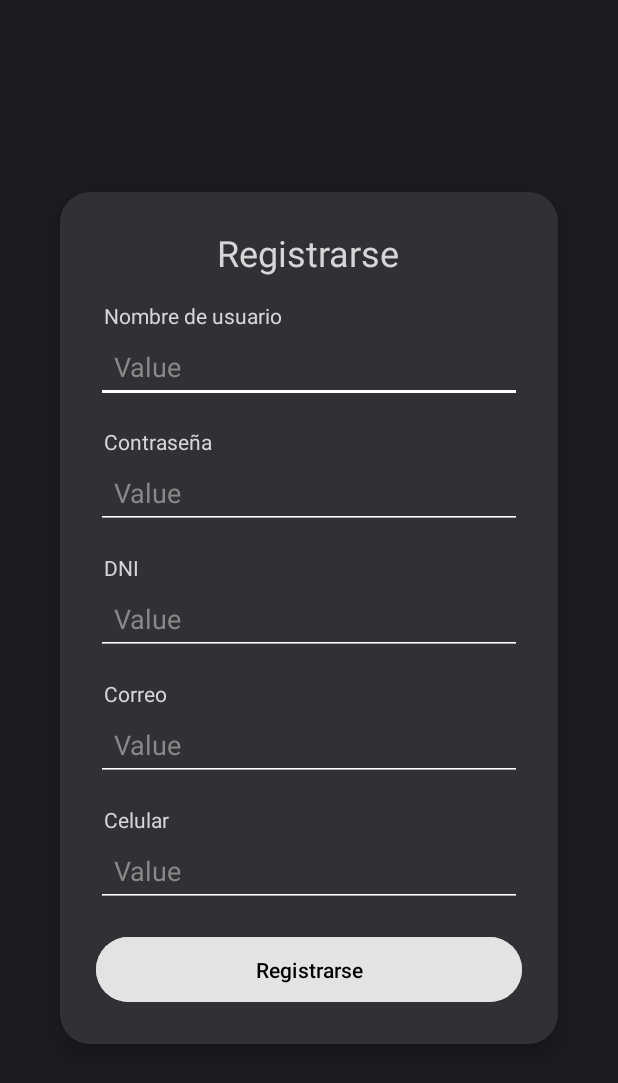
After one commit to YeicotJJ/HackatonComercio2024, an Android app: the SingUp screen opened directly, with no data from a screen before it, on a phone screen of 412 x 824 dp. The commit adds this screen. Shown: the top 1083 px of the screen. Run offline under Robolectric (Android 15) with nearby library versions, the phone set to English and light mode, and no system bars; 1 statement that could not run was skipped.

Commit message:
Squashed commit of the following:
commit a8492b68739c84e29654c6e3f259c81689428608
Author: Sebastian Sánchez <117509425+Minorey@users.noreply.github.com>
Date:   Sun Nov 10 04:18:21 2024 -0500

    SingUp

commit abafc02a3372ee88ec987d039cf0119900b07f11
Author: Sebastian Sánchez <117509425+Minorey@users.noreply.github.com>
Date:   Sun Nov 10 03:48:17 2024 -0500

    hackaton

commit e36a49b1b3e83976e6f68e4f16752331105b59d9
Author: Sebastian Sánchez <117509425+Minorey@users.noreply.github.com>
Date:   Sun Nov 10 03:41:09 2024 -0500

    login create branch

```diff
--- /dev/null
+++ b/app/src/main/java/com/piurahack/chaskiapp/SingUp.kt
@@ -0,0 +1,20 @@
+package com.piurahack.chaskiapp
+
+import android.os.Bundle
+import androidx.activity.enableEdgeToEdge
+import androidx.appcompat.app.AppCompatActivity
+import androidx.core.view.ViewCompat
+import androidx.core.view.WindowInsetsCompat
+
+class SingUp : AppCompatActivity() {
+    override fun onCreate(savedInstanceState: Bundle?) {
+        super.onCreate(savedInstanceState)
+        enableEdgeToEdge()
+        setContentView(R.layout.activity_sing_up)
+        ViewCompat.setOnApplyWindowInsetsListener(findViewById(R.id.main)) { v, insets ->
+            val systemBars = insets.getInsets(WindowInsetsCompat.Type.systemBars())
+            v.setPadding(systemBars.left, systemBars.top, systemBars.right, systemBars.bottom)
+            insets
+        }
+    }
+}
--- /dev/null
+++ b/app/src/main/res/drawable/card.xml
@@ -0,0 +1,5 @@
+<?xml version="1.0" encoding="utf-8"?>
+<shape xmlns:android="http://schemas.android.com/apk/res/android">
+    <solid android:color="@color/surface"/>
+    <corners android:radius="20dp"/>
+</shape>
--- /dev/null
+++ b/app/src/main/res/layout/activity_sing_up.xml
@@ -0,0 +1,147 @@
+<?xml version="1.0" encoding="utf-8"?>
+<LinearLayout xmlns:android="http://schemas.android.com/apk/res/android"
+    android:layout_width="match_parent"
+    android:layout_height="match_parent"
+    xmlns:tools="http://schemas.android.com/tools"
+    android:background="@color/background"
+    android:gravity="center"
+    android:orientation="vertical"
+    android:padding="24dp"
+    tools:context=".SingUp">
+
+    <LinearLayout
+        android:layout_width="match_parent"
+        android:layout_height="wrap_content"
+        android:layout_gravity="center"
+        android:layout_margin="16dp"
+        android:background="@drawable/card"
+        android:elevation="8dp"
+        android:gravity="center"
+        android:orientation="vertical"
+        android:padding="24dp">
+
+        <TextView
+            android:layout_width="wrap_content"
+            android:layout_height="wrap_content"
+            android:layout_gravity="center"
+            android:paddingBottom="16dp"
+            android:text="Registrarse"
+            android:textColor="@color/white"
+            android:textSize="24sp" />
+        <!--Nombre de Usuario-->
+        <TextView
+            android:layout_width="wrap_content"
+            android:layout_height="wrap_content"
+            android:layout_gravity="start"
+            android:paddingStart="5dp"
+            android:text="Nombre de usuario"
+            android:textColor="@color/white"
+            android:textSize="14sp" />
+
+        <EditText
+            android:layout_width="match_parent"
+            android:layout_height="wrap_content"
+            android:backgroundTint="#FFFFFF"
+            android:hint="Value"
+            android:inputType="number"
+            android:padding="12dp"
+            android:textColor="#FFFFFF"
+            android:textColorHint="#888888" />
+
+        <!--Contraseña-->
+        <TextView
+            android:layout_marginTop="16dp"
+            android:layout_width="wrap_content"
+            android:layout_height="wrap_content"
+            android:layout_gravity="start"
+            android:paddingStart="5dp"
+            android:text="Contraseña"
+            android:textColor="@color/white"
+            android:textSize="14sp" />
+
+        <EditText
+            android:layout_width="match_parent"
+            android:layout_height="wrap_content"
+            android:backgroundTint="#FFFFFF"
+            android:hint="Value"
+            android:inputType="textPassword"
+            android:padding="12dp"
+            android:textColor="#FFFFFF"
+            android:textColorHint="#888888" />
+
+        <!--DNI-->
+        <TextView
+            android:layout_marginTop="16dp"
+            android:layout_width="wrap_content"
+            android:layout_height="wrap_content"
+            android:layout_gravity="start"
+            android:paddingStart="5dp"
+            android:text="DNI"
+            android:textColor="@color/white"
+            android:textSize="14sp" />
+
+        <EditText
+            android:layout_width="match_parent"
+            android:layout_height="wrap_content"
+            android:backgroundTint="#FFFFFF"
+            android:hint="Value"
+            android:inputType="textPassword"
+            android:padding="12dp"
+            android:textColor="#FFFFFF"
+            android:textColorHint="#888888" />
+
+        <!--Correo-->
+        <TextView
+            android:layout_marginTop="16dp"
+            android:layout_width="wrap_content"
+            android:layout_height="wrap_content"
+            android:layout_gravity="start"
+            android:paddingStart="5dp"
+            android:text="Correo"
+            android:textColor="@color/white"
+            android:textSize="14sp" />
+
+        <EditText
+            android:layout_width="match_parent"
+            android:layout_height="wrap_content"
+            android:backgroundTint="#FFFFFF"
+            android:hint="Value"
+            android:inputType="textPassword"
+            android:padding="12dp"
+            android:textColor="#FFFFFF"
+            android:textColorHint="#888888" />
+
+        <!--Celular-->
+        <TextView
+            android:layout_marginTop="16dp"
+            android:layout_width="wrap_content"
+            android:layout_height="wrap_content"
+            android:layout_gravity="start"
+            android:paddingStart="5dp"
+            android:text="Celular"
+            android:textColor="@color/white"
+            android:textSize="14sp" />
+
+        <EditText
+            android:layout_width="match_parent"
+            android:layout_height="wrap_content"
+            android:backgroundTint="#FFFFFF"
+            android:hint="Value"
+            android:inputType="phone"
+            android:padding="12dp"
+            android:textColor="#FFFFFF"
+            android:textColorHint="#888888" />
+
+        <Button
+            android:layout_width="match_parent"
+            android:layout_height="wrap_content"
+            android:layout_marginTop="16dp"
+            android:backgroundTint="#E3E3E3"
+            android:padding="12dp"
+            android:text="Registrarse"
+            android:textColor="#000000" />
+
+
+    </LinearLayout>
+
+</LinearLayout>
--- /dev/null
+++ b/app/src/main/res/values-land/dimens.xml
@@ -0,0 +1,3 @@
+<resources>
+      <dimen name="fab_margin">48dp</dimen>
+   </resources>
--- /dev/null
+++ b/app/src/main/res/values-v23/themes.xml
@@ -0,0 +1,8 @@
+<resources xmlns:tools="http://schemas.android.com/tools">
+  <style name="Theme.ChaskiApp" parent="Base.Theme.ChaskiApp">
+    <!-- Transparent system bars for edge-to-edge. -->
+    <item name="android:navigationBarColor">@android:color/transparent</item>
+    <item name="android:statusBarColor">@android:color/transparent</item>
+    <item name="android:windowLightStatusBar">?attr/isLightTheme</item>
+  </style>
+</resources>
--- /dev/null
+++ b/app/src/main/res/values-w1240dp/dimens.xml
@@ -0,0 +1,3 @@
+<resources>
+      <dimen name="fab_margin">200dp</dimen>
+   </resources>
--- /dev/null
+++ b/app/src/main/res/values-w600dp/dimens.xml
@@ -0,0 +1,3 @@
+<resources>
+      <dimen name="fab_margin">48dp</dimen>
+   </resources>
--- /dev/null
+++ b/app/src/main/res/values/dimens.xml
@@ -0,0 +1,3 @@
+<resources>
+      <dimen name="fab_margin">16dp</dimen>
+   </resources>
--- a/gradle/libs.versions.toml
+++ b/gradle/libs.versions.toml
@@ -9,6 +9,8 @@ appcompat = "1.6.1"
 material = "1.10.0"
 activity = "1.9.3"
 constraintlayout = "2.1.4"
+navigationFragmentKtx = "2.8.3"
+navigationUiKtx = "2.8.3"
 
 [libraries]
 androidx-core-ktx = { group = "androidx.core", name = "core-ktx", version.ref = "coreKtx" }
@@ -19,6 +21,8 @@ androidx-appcompat = { group = "androidx.appcompat", name = "appcompat", version
 material = { group = "com.google.android.material", name = "material", version.ref = "material" }
 androidx-activity = { group = "androidx.activity", name = "activity", version.ref = "activity" }
 androidx-constraintlayout = { group = "androidx.constraintlayout", name = "constraintlayout", version.ref = "constraintlayout" }
+androidx-navigation-fragment-ktx = { group = "androidx.navigation", name = "navigation-fragment-ktx", version.ref = "navigationFragmentKtx" }
+androidx-navigation-ui-ktx = { group = "androidx.navigation", name = "navigation-ui-ktx", version.ref = "navigationUiKtx" }
 
 [plugins]
 android-application = { id = "com.android.application", version.ref = "agp" }
```
Also changed, not shown: app/src/main/AndroidManifest.xml (+13 -0 lines), app/src/main/java/com/piurahack/chaskiapp/SingIn.kt (added, +20 -0 lines), app/src/main/res/layout/activity_sing_in.xml (added, +99 -0 lines), app/src/main/res/navigation/nav_graph.xml (added, +28 -0 lines), app/src/main/res/navigation/nav_graph2.xml (added, +28 -0 lines), app/src/main/res/values/strings.xml (+42 -2 lines), 1 other file.
